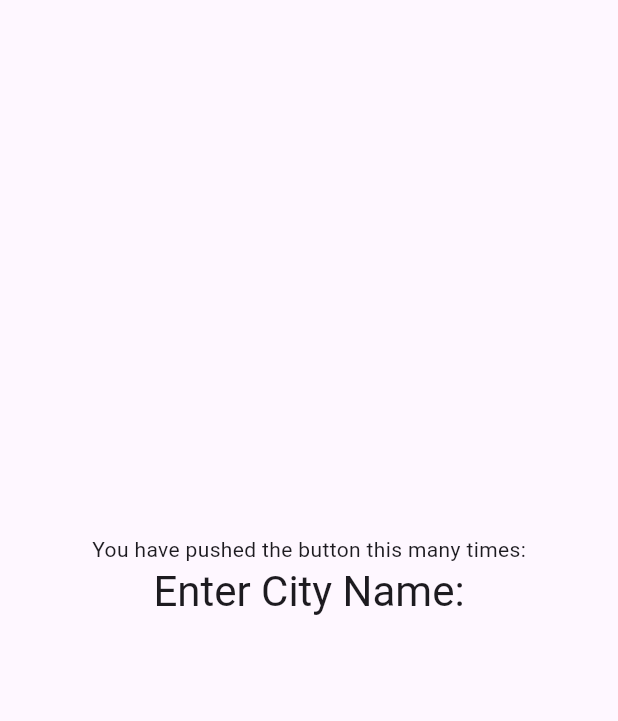
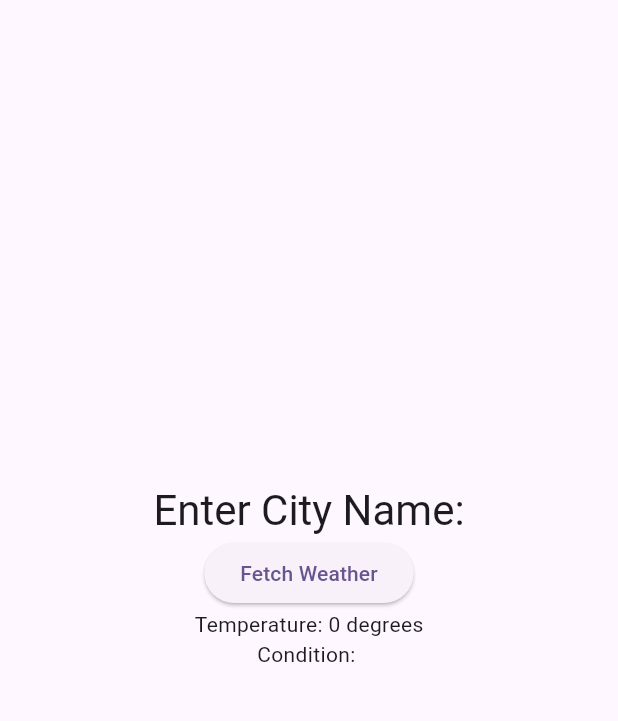
Before and after one commit to CelineSelke/weather_info_app, a Flutter app: the screen it shows after launch, on a phone screen of 412 x 824 dp, the part 84-805 px from its top. Run offline on Flutter 3.47's test engine with Material 3 defaults, Android fonts, the phone set to English and light mode, and no system bars.

Commit message:
Simulated weather data for input city

```diff
--- a/weather_info_app/lib/main.dart
+++ b/weather_info_app/lib/main.dart
@@ -1,4 +1,5 @@
 import 'package:flutter/material.dart';
+import 'dart:math';
 
 void main() {
   runApp(const MyApp());
@@ -6,6 +7,7 @@ void main() {
 
 class MyApp extends StatelessWidget {
   const MyApp({super.key});
+
 
   @override
   Widget build(BuildContext context) {
@@ -27,13 +29,32 @@ class MyHomePage extends StatefulWidget {
 
   final String title;
 
+
+
   @override
   State<MyHomePage> createState() => _MyHomePageState();
 }
 
+
 class _MyHomePageState extends State<MyHomePage> {
 
+  int temp = 0;
+  var condition = '';
 
+    void checkWeather(){
+    final random = Random();
+
+    int newTemp = 15 + random.nextInt(30 - 15);
+
+    var conditions = ['sunny','cloudy','rainy'];
+
+    var newCondition = conditions[random.nextInt(conditions.length)];
+
+    setState(() { temp = newTemp;});
+
+    setState(() { condition = newCondition;});
+
+  }
 
   @override
   Widget build(BuildContext context) {
@@ -51,14 +72,16 @@ class _MyHomePageState extends State<MyHomePage> {
 
           mainAxisAlignment: MainAxisAlignment.center,
           children: <Widget>[
-            const Text(
-              'You have pushed the button this many times:',
-            ),
+
             Text(
               'Enter City Name:',
               style: Theme.of(context).textTheme.headlineMedium,
             ),
+            ElevatedButton(onPressed: () => checkWeather(), child: Text('Fetch Weather')),
+            Text('Temperature: $temp degrees'),
+            Text('Condition: $condition'),
           ],
+
         ),
       ),
 
```
